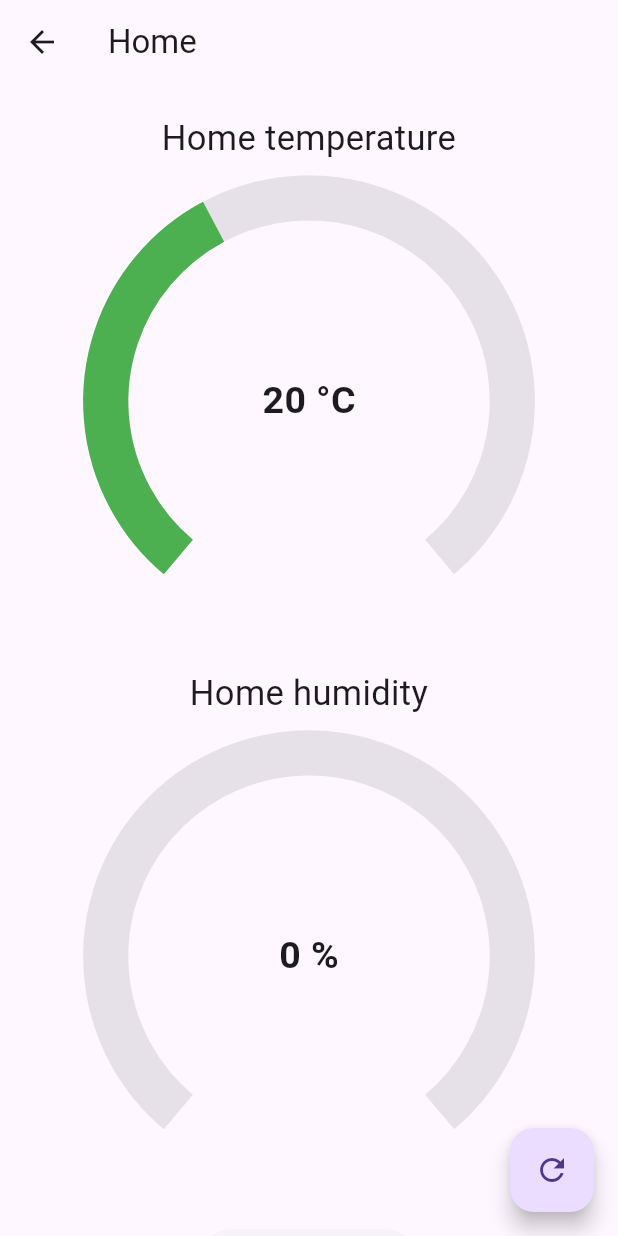
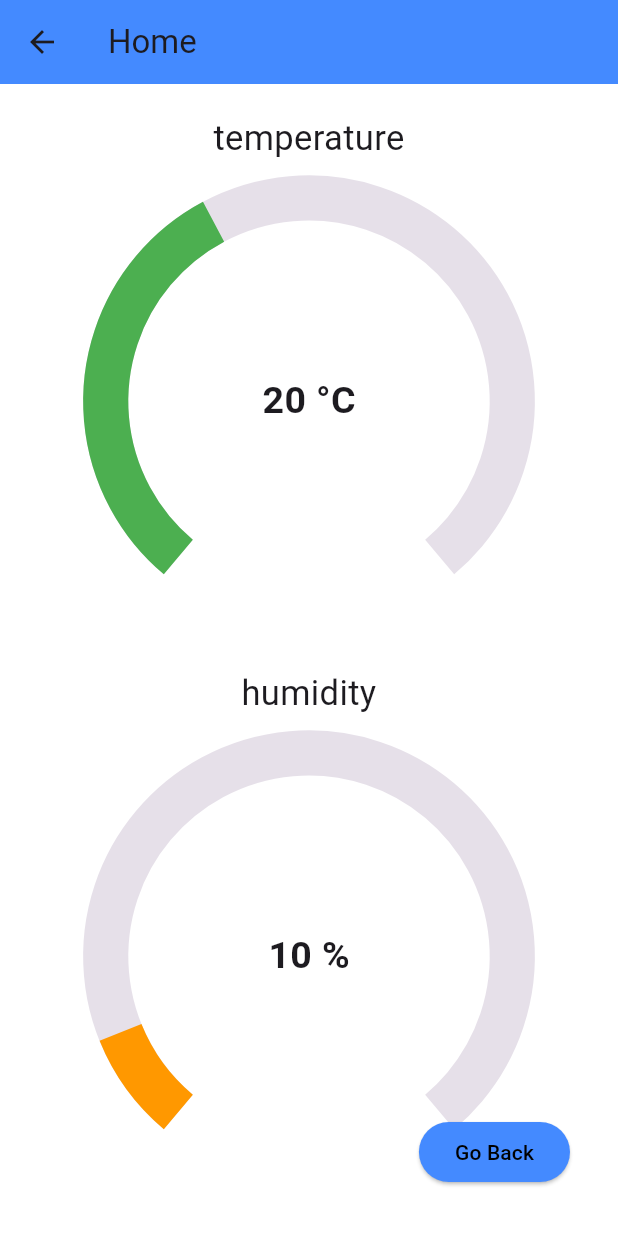
Before and after one commit to mechanist1/iot-project, a Flutter app: the MyHomePage screen opened directly, on a phone screen of 412 x 824 dp. Run offline on Flutter 3.47's test engine with Material 3 defaults, Android fonts, the phone set to English and light mode, and no system bars; drawn by our look-alikes of syncfusion_flutter_gauges; network calls fail.

Commit message:
projet semestriel in progress 2

```diff
--- a/lib/main.dart
+++ b/lib/main.dart
@@ -1,44 +1,47 @@
 import 'dart:convert';
 import 'dart:io';
+
 import 'package:flutter/material.dart';
 import 'package:provider/provider.dart';
 import 'package:syncfusion_flutter_gauges/gauges.dart';
-import 'package:iot/WelcomePage.dart'; // Import the welcome page
+import 'package:iot/WelcomePage.dart';
+import 'SettingsPage.dart';
 
 void main() {
-  runApp(const MyApp());
+  runApp(MyApp());
+}
+
+class MyApp extends StatelessWidget {
+  @override
+  Widget build(BuildContext context) {
+    return Container(
+      child: MaterialApp(
+        title: 'MyApp',
+        theme: ThemeData(
+          primarySwatch: Colors.blue,
+        ),
+        initialRoute: '/',
+        routes: {
+          '/': (context) => WelcomePage(),
+          '/settings': (context) => SettingsPage(),
+          '/home': (context) => ChangeNotifierProvider<TempHumProvider>(
+            create: (context) => TempHumProvider(),
+            child: MyHomePage(),
+          ),
+        },
+      ),
+    );
+  }
 }
 
 class TempHumProvider extends ChangeNotifier {
-  String temp = '20'; // Set initial value to '20'
-  String hum = '0'; // Set initial value to '0'
+  String temp = '20';
+  String hum = '10';
 
   void updateValues(String newTemp, String newHum) {
     temp = newTemp;
     hum = newHum;
     notifyListeners();
-  }
-}
-
-class MyApp extends StatelessWidget {
-  const MyApp({Key? key}) : super(key: key);
-
-  @override
-  Widget build(BuildContext context) {
-    return MaterialApp(
-      title: 'Flutter Demo',
-      theme: ThemeData(
-        primarySwatch: Colors.blue,
-      ),
-      // Define routes
-      routes: {
-        '/': (context) => ChangeNotifierProvider<TempHumProvider>(
-          create: (context) => TempHumProvider(),
-          child: MyHomePage(),
-        ),
-        '/welcome': (context) => WelcomePage(),
-      },
-    );
   }
 }
 
@@ -55,7 +58,7 @@ class _MyHomePageState extends State<MyHomePage> {
   @override
   void initState() {
     super.initState();
-    connecttosocket();
+    connecttosocket(); // Connect to WebSocket when the widget initializes
   }
 
   void connecttosocket() {
@@ -78,7 +81,6 @@ class _MyHomePageState extends State<MyHomePage> {
         },
       );
 
-      // Initial message to request temperature and humidity data
       final message = {'type': 'get_data'};
       socket.add(jsonEncode(message));
       print('Sent message: $message');
@@ -104,7 +106,9 @@ class _MyHomePageState extends State<MyHomePage> {
     return Scaffold(
       appBar: AppBar(
         title: const Text("Home"),
+        backgroundColor: Colors.blueAccent,
       ),
+      backgroundColor: Colors.white,
       body: Consumer<TempHumProvider>(
         builder: (context, value, child) {
           return Column(
@@ -116,7 +120,7 @@ class _MyHomePageState extends State<MyHomePage> {
                 enableLoadingAnimation: true,
                 animationDuration: 2000,
                 title: GaugeTitle(
-                  text: "Home temperature",
+                  text: "temperature",
                   textStyle: const TextStyle(fontSize: 23),
                 ),
                 axes: <RadialAxis>[
@@ -158,7 +162,7 @@ class _MyHomePageState extends State<MyHomePage> {
                 enableLoadingAnimation: true,
                 animationDuration: 2000,
                 title: const GaugeTitle(
-                  text: "Home humidity",
+                  text: "humidity",
                   textStyle: TextStyle(fontSize: 23),
                 ),
                 axes: <RadialAxis>[
@@ -193,25 +197,23 @@ class _MyHomePageState extends State<MyHomePage> {
                   )
                 ],
               ),
-              SizedBox(
-                height: 20,
-              ),
-              ElevatedButton(
-                onPressed: () {
-                  // Navigate to the welcome page
-                  Navigator.pushNamed(context, '/welcome');
-                },
-                child: Text('Welcome Page'),
-              ),
             ],
           );
         },
       ),
-      floatingActionButton: FloatingActionButton(
-        onPressed: () {
-          // You can send a message here if needed
-        },
-        child: const Icon(Icons.refresh),
+      floatingActionButton: Padding(
+        padding: const EdgeInsets.all(16.0),
+        child: ElevatedButton(
+          onPressed: () {
+            Navigator.pop(context); // Navigate back to the previous screen
+          },
+          child: Text('Go Back', style: TextStyle(color: Colors.black)),
+          style: ElevatedButton.styleFrom(
+            backgroundColor: Colors.blueAccent,
+            disabledForegroundColor: Colors.black.withOpacity(0.7).withOpacity(0.38),
+            disabledBackgroundColor: Colors.black.withOpacity(0.7).withOpacity(0.12),
+          ),
+        ),
       ),
     );
   }
--- a/lib/provider/temp_hum_provider.dart
+++ /dev/null
@@ -1,15 +0,0 @@
-import 'package:flutter/cupertino.dart';
-
-class  TempHumProvider extends ChangeNotifier{
-   String temp ="50";
-   String  humidity="40";
-
-   void updateTemp(String newTemp){
-     temp = newTemp;
-     notifyListeners();
-   }
-   void updateHumidity(String newHumidity){
-     humidity = newHumidity;
-     notifyListeners();
-   }
-}
--- a/pubspec.yaml
+++ b/pubspec.yaml
@@ -34,7 +34,6 @@ dependencies:
   flutter:
     sdk: flutter
 
-
   # The following adds the Cupertino Icons font to your application.
   # Use with the CupertinoIcons class for iOS style icons.
   cupertino_icons: ^1.0.2
@@ -62,9 +61,8 @@ flutter:
   uses-material-design: true
 
   # To add assets to your application, add an assets section, like this:
-  # assets:
-  #   - images/a_dot_burr.jpeg
-  #   - images/a_dot_ham.jpeg
+  assets:
+    - assets/eniso.png
 
   # An image asset can refer to one or more resolution-specific "variants", see
   # https://flutter.dev/assets-and-images/#resolution-aware
```
